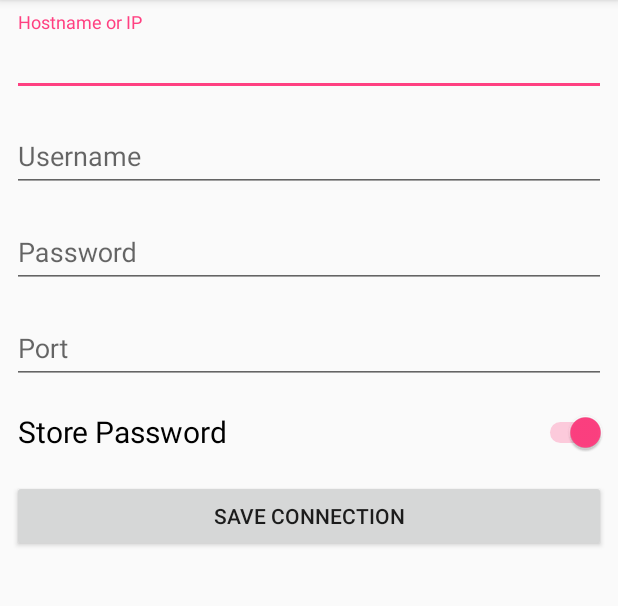
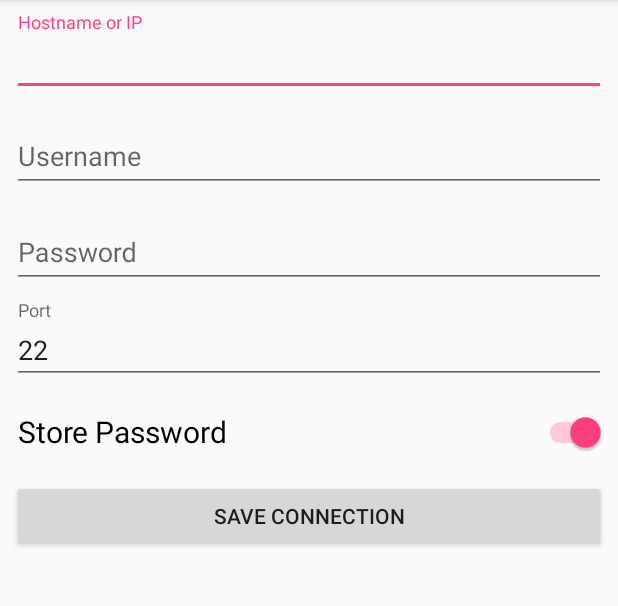
Before and after one commit to davidkroell/docker2go, an Android app: the ConnectionDetailsActivity screen opened directly, with no data from a screen before it, on a phone screen of 412 x 824 dp, the part 84-690 px from its top. Run offline under Robolectric (Android 15) with nearby library versions, the phone set to English and light mode, and no system bars; our stand-ins replace data binding.

Commit message:
add default ssh port 22 to details view

```diff
--- a/app/src/main/res/layout/activity_connection_details.xml
+++ b/app/src/main/res/layout/activity_connection_details.xml
@@ -71,12 +71,14 @@
         app:layout_constraintEnd_toEndOf="parent"
         app:layout_constraintStart_toStartOf="parent"
         app:layout_constraintTop_toBottomOf="@+id/layoutPassword">
+
         <EditText
             android:id="@+id/editTextPort"
             android:layout_width="match_parent"
             android:layout_height="wrap_content"
             android:hint="Port"
-            android:inputType="numberSigned" />
+            android:inputType="numberSigned"
+            android:text="22" />
     </android.support.design.widget.TextInputLayout>
 
     <Switch
```
